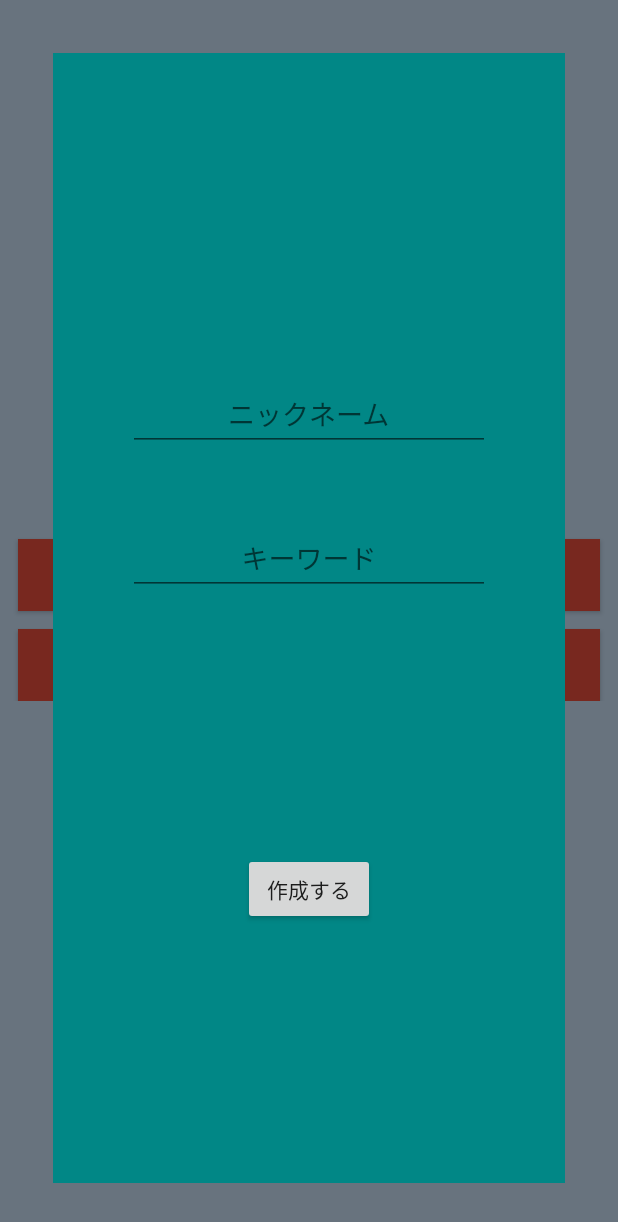
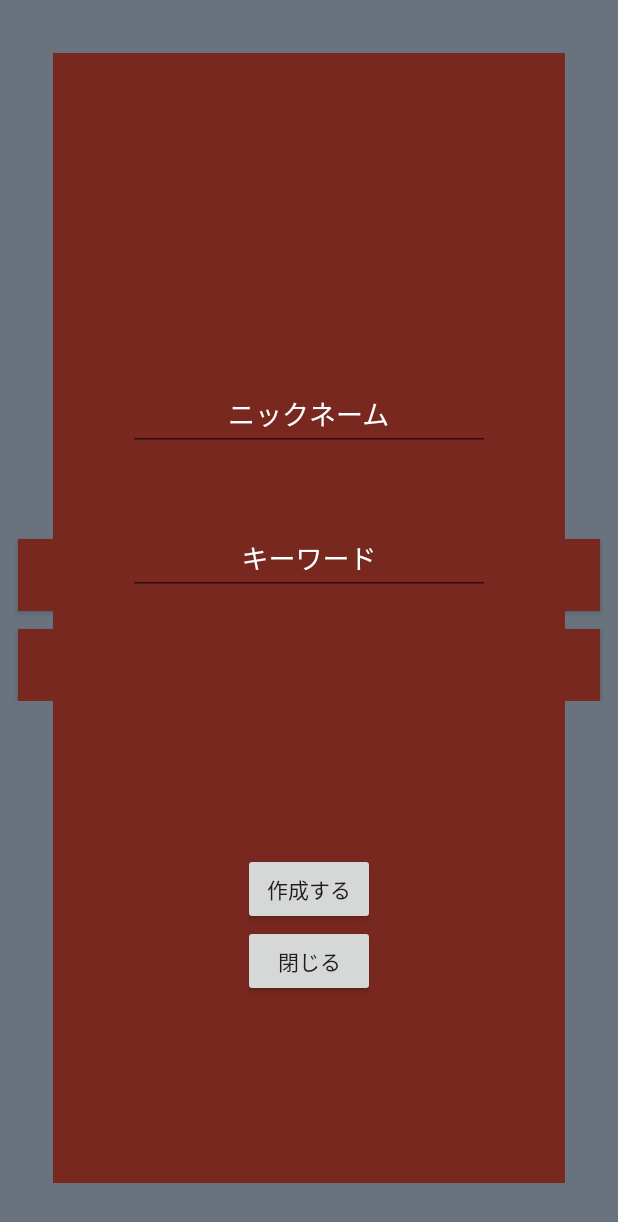
Before and after one commit to yukari00/Codename, an Android app: the screen it shows after launch (MainActivity), after a tap on "ルーム作成", on a phone screen of 412 x 824 dp. Shown: the top 1222 px of the screen. Run offline under Robolectric (Android 15) with nearby library versions, the phone set to English and light mode, and no system bars; our stand-ins replace Firebase (no records; nobody signed in at launch, a user with empty details on screens opened directly); libraries missing offline, so code that uses them is left out: com.opencsv.

Commit message:
レイアウト編集

```diff
--- a/app/src/main/java/com/example/codename/SetRoomInfoFragment.kt
+++ b/app/src/main/java/com/example/codename/SetRoomInfoFragment.kt
@@ -31,6 +31,10 @@ class SetRoomInfoFragment : Fragment() {
         when(status){
             Status.CREATE_ROOM -> btn_go_next.text = "作成する"
             Status.JOIN_ROOM -> btn_go_next.text = "参加する"
+        }
+
+        btn_go_back.setOnClickListener {
+            getFragmentManager()?.beginTransaction()?.remove(this)?.commit()
         }
 
         btn_go_next.setOnClickListener {
--- a/app/src/main/res/layout/fragment_type_room_info.xml
+++ b/app/src/main/res/layout/fragment_type_room_info.xml
@@ -4,7 +4,7 @@
     xmlns:tools="http://schemas.android.com/tools"
     android:layout_width="match_parent"
     android:layout_height="match_parent"
-    android:background="@color/design_default_color_secondary_variant"
+    android:background="@color/WINE_RED"
     android:elevation="21dp"
     tools:context=".SetRoomInfoFragment">
 
@@ -15,18 +15,21 @@
         android:layout_height="wrap_content"
         android:layout_marginStart="50dp"
         android:layout_marginEnd="50dp"
+        android:textColorHint="@color/WHITE"
+        app:layout_constraintBottom_toBottomOf="parent"
         app:layout_constraintEnd_toEndOf="parent"
         app:layout_constraintStart_toStartOf="parent"
         app:layout_constraintTop_toTopOf="parent"
-        app:layout_constraintBottom_toBottomOf="parent"
         app:layout_constraintVertical_bias="0.3">
 
         <com.google.android.material.textfield.TextInputEditText
             android:id="@+id/input_edit_nickname"
             android:layout_width="match_parent"
             android:layout_height="wrap_content"
+            android:gravity="center"
             android:hint="ニックネーム"
-            android:gravity="center"/>
+            android:imeOptions="actionDone|actionNext"
+            android:textColor="@color/WHITE" />
     </com.google.android.material.textfield.TextInputLayout>
 
     <com.google.android.material.textfield.TextInputLayout
@@ -34,8 +37,9 @@
         android:layout_width="match_parent"
         android:layout_height="wrap_content"
         android:layout_marginStart="50dp"
+        android:layout_marginTop="40dp"
         android:layout_marginEnd="50dp"
-        android:layout_marginTop="40dp"
+        android:textColorHint="@color/WHITE"
         app:layout_constraintEnd_toEndOf="parent"
         app:layout_constraintStart_toStartOf="parent"
         app:layout_constraintTop_toBottomOf="@id/input_nickname">
@@ -44,8 +48,10 @@
             android:id="@+id/input_edit_keyword"
             android:layout_width="match_parent"
             android:layout_height="wrap_content"
+            android:gravity="center"
             android:hint="キーワード"
-            android:gravity="center"/>
+            android:imeOptions="actionDone|actionNext"
+            android:textColor="@color/WHITE" />
     </com.google.android.material.textfield.TextInputLayout>
 
     <Button
@@ -53,9 +59,18 @@
         android:layout_width="wrap_content"
         android:layout_height="wrap_content"
         android:text="作成"
+        app:layout_constraintBottom_toBottomOf="parent"
         app:layout_constraintEnd_toEndOf="parent"
         app:layout_constraintStart_toStartOf="parent"
-        app:layout_constraintTop_toBottomOf="@id/input_keyword"
-        app:layout_constraintBottom_toBottomOf="parent"/>
+        app:layout_constraintTop_toBottomOf="@id/input_keyword" />
+
+    <Button
+        android:id="@+id/btn_go_back"
+        android:layout_width="wrap_content"
+        android:layout_height="wrap_content"
+        android:text="閉じる"
+        app:layout_constraintEnd_toEndOf="parent"
+        app:layout_constraintStart_toStartOf="parent"
+        app:layout_constraintTop_toBottomOf="@id/btn_go_next" />
 
 </androidx.constraintlayout.widget.ConstraintLayout>
--- a/app/src/main/res/values/styles.xml
+++ b/app/src/main/res/values/styles.xml
@@ -3,7 +3,7 @@
     <style name="AppTheme" parent="Theme.AppCompat.Light.NoActionBar">
         <!-- Customize your theme here. -->
         <item name="colorPrimary">@color/colorPrimary</item>
-        <item name="colorPrimaryDark">@color/colorPrimaryDark</item>
+        <item name="colorPrimaryDark">@color/GRAY</item>
         <item name="colorAccent">@color/colorAccent</item>
     </style>
 
```
Also changed, not shown: app/src/main/res/layout/fragment_waiting_members.xml (+18 -4 lines).
